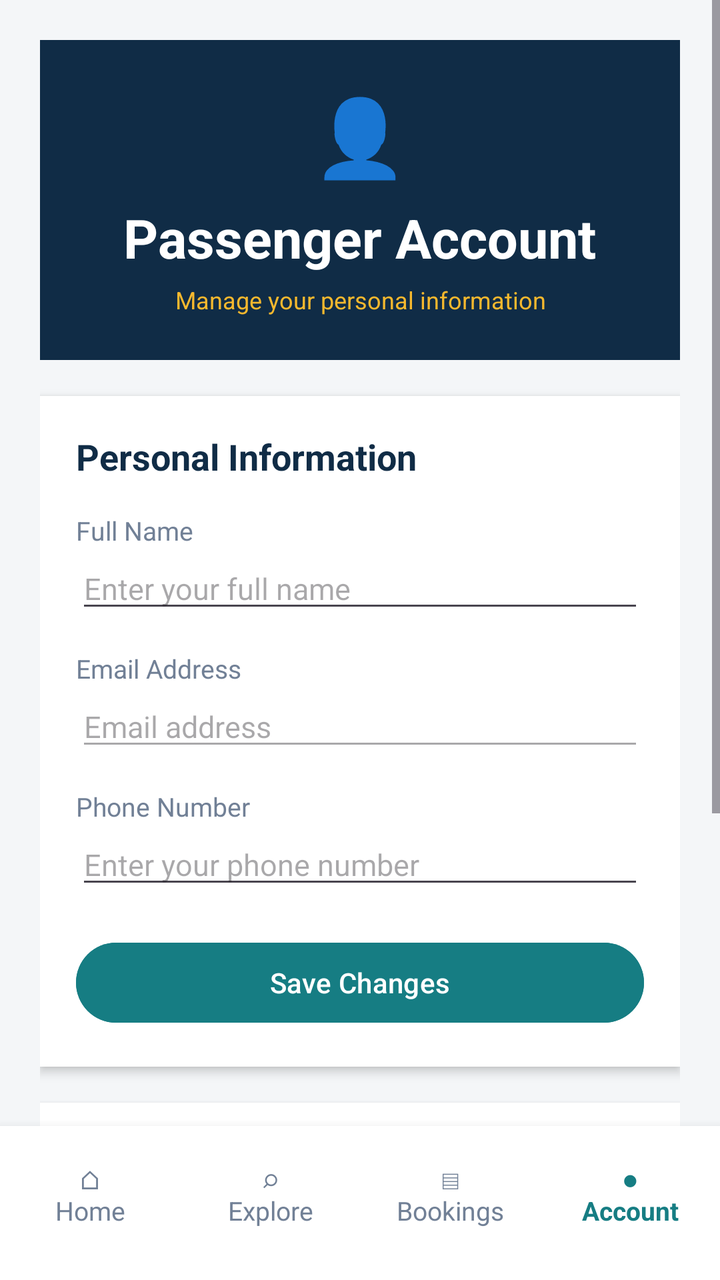
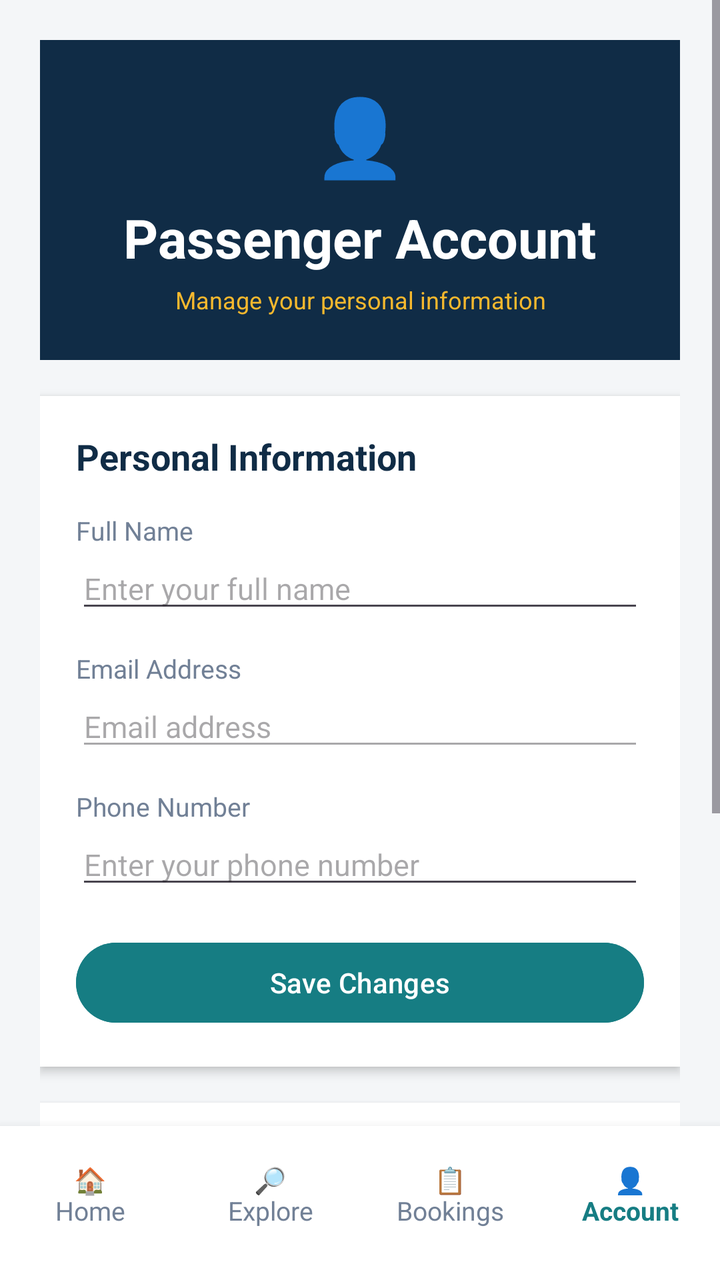

An Android layout rendered at two revisions. The XML below is the earlier revision; the diff shows what the commit changed to produce the second picture.
<!-- AndroidManifest.xml: application theme Theme.RideConnect -->
<!-- res/layout/activity_passenger_account.xml -->
<?xml version="1.0" encoding="utf-8"?>
<LinearLayout
    xmlns:android="http://schemas.android.com/apk/res/android"
    android:layout_width="match_parent"
    android:layout_height="match_parent"
    android:orientation="vertical"
    android:background="@color/screen_background">

    <ScrollView
        android:layout_width="match_parent"
        android:layout_height="0dp"
        android:layout_weight="1"
        android:fillViewport="true">

        <LinearLayout
            android:layout_width="match_parent"
            android:layout_height="wrap_content"
            android:orientation="vertical"
            android:padding="20dp">

            

            <LinearLayout
                android:layout_width="match_parent"
                android:layout_height="160dp"
                android:orientation="vertical"
                android:gravity="center"
                android:background="@color/navy"
                android:padding="20dp">

                <TextView
                    android:layout_width="wrap_content"
                    android:layout_height="wrap_content"
                    android:text="👤"
                    android:textSize="38sp"/>

                <TextView
                    android:layout_width="wrap_content"
                    android:layout_height="wrap_content"
                    android:text="Passenger Account"
                    android:textSize="27sp"
                    android:textStyle="bold"
                    android:textColor="@color/white"
                    android:layout_marginTop="8dp"/>

                <TextView
                    android:id="@+id/passengerAccountGreetingText"
                    android:layout_width="wrap_content"
                    android:layout_height="wrap_content"
                    android:text="Manage your personal information"
                    android:textSize="12sp"
                    android:textColor="#F5B82E"
                    android:layout_marginTop="5dp"
                    android:gravity="center"/>

            </LinearLayout>

            

            <LinearLayout
                android:layout_width="match_parent"
                android:layout_height="wrap_content"
                android:orientation="vertical"
                android:padding="18dp"
                android:background="@color/card_white"
                android:elevation="3dp"
                android:layout_marginTop="18dp"
                android:layout_marginBottom="18dp">

                <TextView
                    android:layout_width="match_parent"
                    android:layout_height="wrap_content"
                    android:text="Personal Information"
                    android:textColor="#102C46"
                    android:textSize="18sp"
                    android:textStyle="bold"
                    android:layout_marginBottom="16dp"/>

                <TextView
                    android:layout_width="match_parent"
                    android:layout_height="wrap_content"
                    android:text="Full Name"
                    android:textColor="#718096"
                    android:textSize="13sp"/>

                <EditText
                    android:id="@+id/passengerNameInput"
                    android:layout_width="match_parent"
                    android:layout_height="wrap_content"
                    android:hint="Enter your full name"
                    android:inputType="textPersonName"
                    android:singleLine="true"
                    android:textColor="#172B3A"
                    android:textSize="15sp"
                    android:layout_marginBottom="14dp"/>

                <TextView
                    android:layout_width="match_parent"
                    android:layout_height="wrap_content"
                    android:text="Email Address"
                    android:textColor="#718096"
                    android:textSize="13sp"/>

                <EditText
                    android:id="@+id/passengerEmailInput"
                    android:layout_width="match_parent"
                    android:layout_height="wrap_content"
                    android:hint="Email address"
                    android:inputType="textEmailAddress"
                    android:singleLine="true"
                    android:enabled="false"
                    android:textColor="#718096"
                    android:textSize="15sp"
                    android:layout_marginBottom="14dp"/>

                <TextView
                    android:layout_width="match_parent"
                    android:layout_height="wrap_content"
                    android:text="Phone Number"
                    android:textColor="#718096"
                    android:textSize="13sp"/>

                <EditText
                    android:id="@+id/passengerPhoneInput"
                    android:layout_width="match_parent"
                    android:layout_height="wrap_content"
                    android:hint="Enter your phone number"
                    android:inputType="phone"
                    android:singleLine="true"
                    android:textColor="#172B3A"
                    android:textSize="15sp"
                    android:layout_marginBottom="18dp"/>

                <Button
                    android:id="@+id/savePassengerAccountButton"
                    android:layout_width="match_parent"
                    android:layout_height="wrap_content"
                    android:text="Save Changes"
                    android:textColor="#FFFFFF"
                    android:backgroundTint="#167D83"/>

            </LinearLayout>

            

            <LinearLayout
                android:layout_width="match_parent"
                android:layout_height="wrap_content"
                android:orientation="vertical"
                android:padding="18dp"
                android:background="@color/card_white"
                android:elevation="3dp"
                android:layout_marginBottom="18dp">

                <TextView
                    android:layout_width="match_parent"
                    android:layout_height="wrap_content"
                    android:text="Account Settings"
                    android:textColor="#102C46"
                    android:textSize="18sp"
                    android:textStyle="bold"
                    android:layout_marginBottom="14dp"/>

                <Button
                    android:id="@+id/passengerSupportButton"
                    android:layout_width="match_parent"
                    android:layout_height="wrap_content"
                    android:text="Help and Support"
                    android:textColor="#102C46"
                    android:backgroundTint="#EAF2F5"/>

            </LinearLayout>

            

            <Button
                android:id="@+id/passengerLogoutButton"
                android:layout_width="match_parent"
                android:layout_height="wrap_content"
                android:text="Log Out"
                android:textColor="#FFFFFF"
                android:backgroundTint="#D64545"
                android:layout_marginBottom="20dp"/>

        </LinearLayout>

    </ScrollView>

    

    <LinearLayout
        android:id="@+id/passengerAccountBottomNavigation"
        android:layout_width="match_parent"
        android:layout_height="wrap_content"
        android:orientation="horizontal"
        android:gravity="center"
        android:background="@color/card_white"
        android:elevation="8dp"
        android:paddingTop="4dp"
        android:paddingBottom="12dp">

        <TextView
            android:id="@+id/passengerAccountHomeNavItem"
            android:layout_width="0dp"
            android:layout_height="61dp"
            android:layout_weight="1"
            android:gravity="center"
            android:text="⌂&#10;Home"
            android:textColor="#718096"
            android:textSize="13sp"
            android:clickable="true"
            android:focusable="true"
            android:background="?attr/selectableItemBackground"/>

        <TextView
            android:id="@+id/passengerAccountExploreNavItem"
            android:layout_width="0dp"
            android:layout_height="61dp"
            android:layout_weight="1"
            android:gravity="center"
            android:text="⌕&#10;Explore"
            android:textColor="#718096"
            android:textSize="13sp"
            android:clickable="true"
            android:focusable="true"
            android:background="?attr/selectableItemBackground"/>

        <TextView
            android:id="@+id/passengerAccountBookingsNavItem"
            android:layout_width="0dp"
            android:layout_height="61dp"
            android:layout_weight="1"
            android:gravity="center"
            android:text="▤&#10;Bookings"
            android:textColor="#718096"
            android:textSize="13sp"
            android:clickable="true"
            android:focusable="true"
            android:background="?attr/selectableItemBackground"/>

        <TextView
            android:id="@+id/passengerAccountNavItem"
            android:layout_width="0dp"
            android:layout_height="61dp"
            android:layout_weight="1"
            android:gravity="center"
            android:text="●&#10;Account"
            android:textColor="#167D83"
            android:textStyle="bold"
            android:textSize="13sp"
            android:clickable="true"
            android:focusable="true"
            android:background="?attr/selectableItemBackground"/>

    </LinearLayout>

</LinearLayout>
<!-- resources referenced by this layout -->
<resources>
  <color name="card_white">#FFFFFF</color>
  <color name="navy">#102C46</color>
  <color name="screen_background">#F4F6F8</color>
  <color name="white">#FFFFFFFF</color>
  <style name="Theme.RideConnect" parent="Base.Theme.RideConnect" />
  <style name="Base.Theme.RideConnect" parent="Theme.Material3.Light.NoActionBar">
  
          
          <item name="colorPrimary">@color/navy</item>
          <item name="colorOnPrimary">@color/white</item>
  
          <item name="colorSecondary">@color/teal</item>
          <item name="colorOnSecondary">@color/white</item>
  
          <item name="colorTertiary">@color/gold</item>
          <item name="colorOnTertiary">@color/navy</item>
  
          
          <item name="colorSurface">@color/card_white</item>
          <item name="colorOnSurface">@color/text_primary</item>
  
          
          <item name="android:statusBarColor">@color/navy</item>
          <item name="android:navigationBarColor">@color/card_white</item>
  
          <item name="android:windowLightStatusBar">false</item>
          <item name="android:windowLightNavigationBar">true</item>
  
          
          <item name="android:windowBackground">@color/screen_background</item>
  
          
          <item name="android:colorAccent">@color/teal</item>
  
      </style>
  <color name="teal">#167D83</color>
  <color name="gold">#F2B84B</color>
  <color name="text_primary">#172B3A</color>
</resources>

<!-- the commit's change to res/layout/activity_passenger_account.xml (unified diff, before → after) -->
@@ -205,7 +205,7 @@
             android:layout_height="61dp"
             android:layout_weight="1"
             android:gravity="center"
-            android:text="⌂&#10;Home"
+            android:text="🏠&#10;Home"
             android:textColor="#718096"
             android:textSize="13sp"
             android:clickable="true"
@@ -218,7 +218,7 @@
             android:layout_height="61dp"
             android:layout_weight="1"
             android:gravity="center"
-            android:text="⌕&#10;Explore"
+            android:text="🔎&#10;Explore"
             android:textColor="#718096"
             android:textSize="13sp"
             android:clickable="true"
@@ -231,7 +231,7 @@
             android:layout_height="61dp"
             android:layout_weight="1"
             android:gravity="center"
-            android:text="▤&#10;Bookings"
+            android:text="📋&#10;Bookings"
             android:textColor="#718096"
             android:textSize="13sp"
             android:clickable="true"
@@ -244,7 +244,7 @@
             android:layout_height="61dp"
             android:layout_weight="1"
             android:gravity="center"
-            android:text="●&#10;Account"
+            android:text="👤&#10;Account"
             android:textColor="#167D83"
             android:textStyle="bold"
             android:textSize="13sp"
